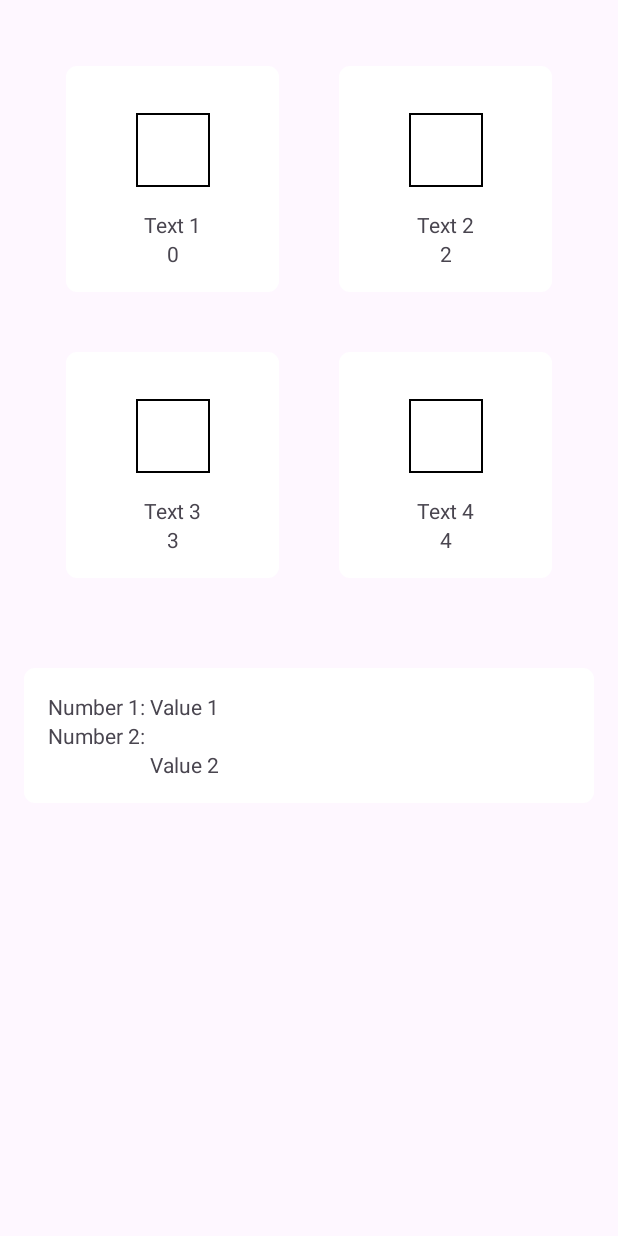
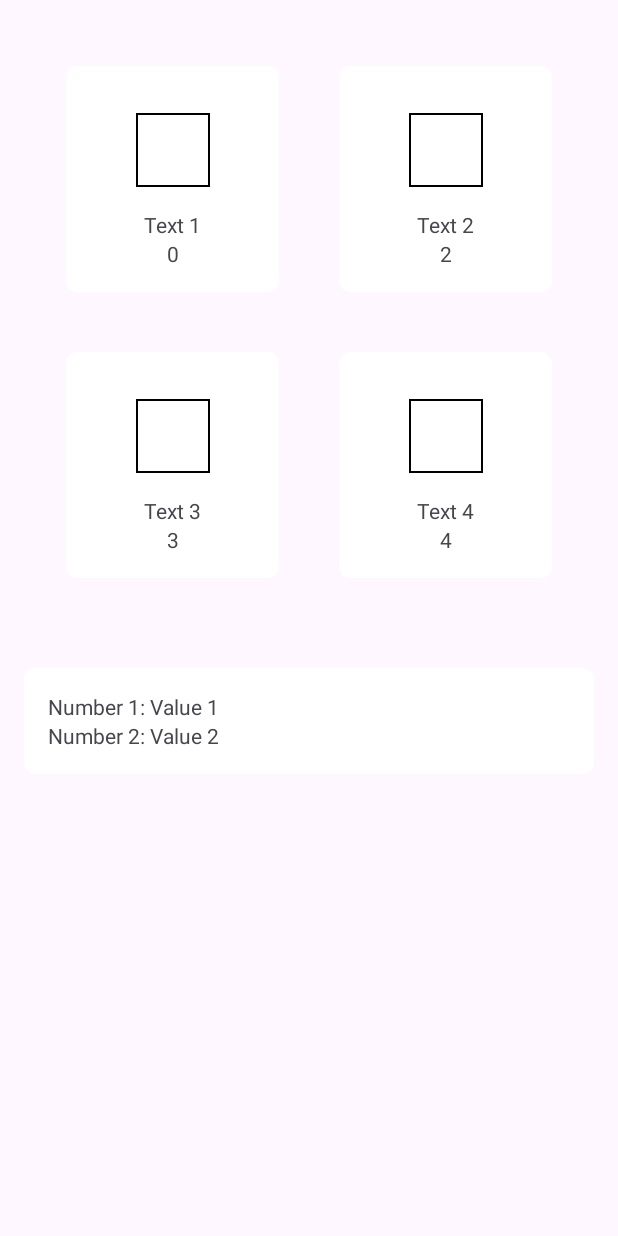
Before and after one commit to Fbin243/1food30s, an Android app: the screen it shows after launch (AdminStatisticsActivity), after a tap on "View Statistics", on a phone screen of 412 x 824 dp. Run offline under Robolectric (Android 15) with nearby library versions, the phone set to English and light mode, and no system bars; our stand-ins replace Firebase (no records; nobody signed in at launch, a user with empty details on screens opened directly).

Commit message:
[+] (Admin stat) Add customer

```diff
--- /dev/null
+++ b/app/src/main/java/com/zebrand/app1food30s/data/Customer.kt
@@ -0,0 +1,48 @@
+package com.yourpackage.name // Change this to your actual package name
+
+import com.google.firebase.firestore.FirebaseFirestore
+
+// Data class definition (if not already defined elsewhere)
+data class Customer(
+    val name: String,
+    val email: String
+    // Add other fields as needed
+)
+
+fun Customer.toMap(): Map<String, Any> = mapOf(
+    "name" to name,
+    "email" to email
+    // Include other properties here as needed
+)
+
+object FirestoreUtils {
+
+    fun addNewCustomer(customer: Customer, onCustomerAdded: (String) -> Unit) {
+        val db = FirebaseFirestore.getInstance()
+        val customerMap = customer.toMap() // Assuming you have a method to convert Customer to Map
+
+        db.collection("customers").add(customerMap)
+            .addOnSuccessListener { documentReference ->
+                println("Customer added with ID: ${documentReference.id}")
+                onCustomerAdded(documentReference.id)
+            }
+            .addOnFailureListener { e ->
+                println("Error adding customer: $e")
+            }
+    }
+
+    fun addOrderForCustomer(customerId: String, orderData: Map<String, Any>, items: List<Map<String, Any>>) {
+        val db = FirebaseFirestore.getInstance()
+        val ordersRef = db.collection("customers").document(customerId).collection("orders")
+
+        ordersRef.add(orderData).addOnSuccessListener { orderDocRef ->
+            println("Order added with ID: ${orderDocRef.id}")
+            val itemsRef = orderDocRef.collection("items")
+            items.forEach { item ->
+                itemsRef.add(item).addOnSuccessListener {
+                    println("Item added with ID: ${it.id}")
+                }
+            }
+        }
+    }
+}
--- a/app/src/main/java/com/zebrand/app1food30s/ui/admin_statistics/AdminStatisticsActivity.kt
+++ b/app/src/main/java/com/zebrand/app1food30s/ui/admin_statistics/AdminStatisticsActivity.kt
@@ -8,6 +8,9 @@ import androidx.recyclerview.widget.GridLayoutManager
 import androidx.recyclerview.widget.LinearLayoutManager
 import androidx.recyclerview.widget.RecyclerView
 import com.google.firebase.firestore.FirebaseFirestore
+import com.yourpackage.name.Customer
+import com.yourpackage.name.FirestoreUtils
+import com.yourpackage.name.FirestoreUtils.addOrderForCustomer
 import com.zebrand.app1food30s.R
 
 class AdminStatisticsActivity : AppCompatActivity() {
@@ -50,6 +53,27 @@ class AdminStatisticsActivity : AppCompatActivity() {
 //        // Set the text based on your data
 //        textViewValue1.text = "10" // Example value
 //        textViewValue2.text = "20" // Example value
+
+        val newCustomer = Customer(name = "Jane Doe", email = "jane.doe@example.com")
+        FirestoreUtils.addNewCustomer(newCustomer) { customerId ->
+            // This block will be executed once the customer is successfully added.
+            // The customerId parameter contains the auto-generated ID of the new customer.
+            println("New customer added with ID: $customerId")
+
+            // Here, you can proceed to add an order for the new customer using the customerId.
+            // For example:
+            val orderData = mapOf(
+                "date" to "2023-01-01",
+                "status" to "Completed",
+                "totalAmount" to 150
+            )
+            val items = listOf(
+                mapOf("productId" to "prod123", "quantity" to 2, "price" to 50),
+                mapOf("productId" to "prod456", "quantity" to 1, "price" to 50)
+            )
+
+            // Assuming you have defined a function to add an order for a customer
+            FirestoreUtils.addOrderForCustomer(customerId, orderData, items)
         }
     }
 
@@ -65,3 +89,4 @@ private fun getTotalNumberOfOrders(callback: (Int) -> Unit) {
                 callback(0) // Handle error case as needed
             }
     }
+}
--- a/app/src/main/res/layout/activity_admin_statistics.xml
+++ b/app/src/main/res/layout/activity_admin_statistics.xml
@@ -55,7 +55,7 @@
             android:layout_width="wrap_content"
             android:layout_height="wrap_content"
             android:text="Value 2"
-            app:layout_constraintTop_toBottomOf="@id/textViewNumber2"
+            app:layout_constraintTop_toBottomOf="@id/textViewValue1"
             app:layout_constraintStart_toEndOf="@id/textViewNumber2" />
 
     </androidx.constraintlayout.widget.ConstraintLayout>
```
Lines whose indentation alone changed are shown as unchanged.
